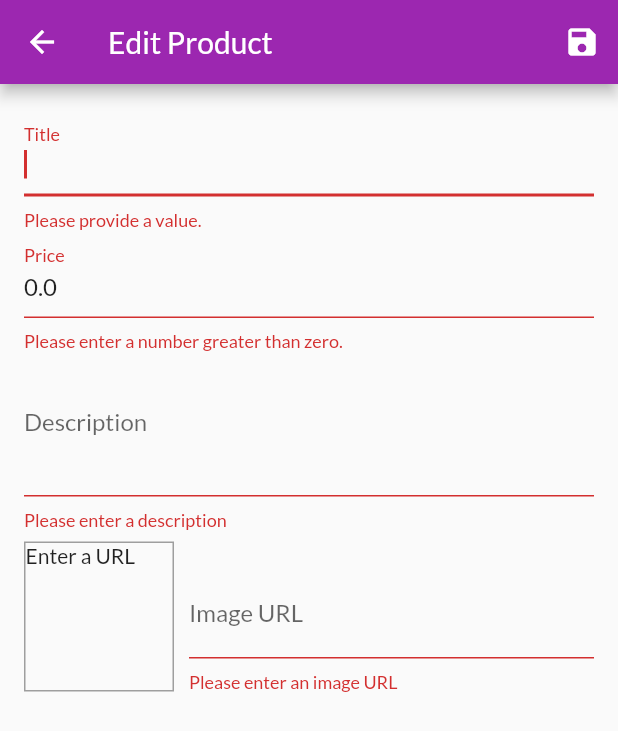
After one commit to Thach2001/PTUDDD_MyShop, a Flutter app: the EditProductScreen screen opened by its route, after a tap on the "save" icon, on a phone screen of 412 x 824 dp. The commit adds this screen. Shown: the top 731 px of the screen. Run offline on Flutter 3.47's test engine with Material 2 defaults, Android fonts, the phone set to English and light mode, and no system bars; network calls fail.

Commit message:
Xay dung trang hieu chinh san pham

```diff
--- a/lib/main.dart
+++ b/lib/main.dart
@@ -44,12 +44,14 @@ class MyApp extends StatelessWidget {
           (ctx) => const UserProductsScreen(),
         },
         onGenerateRoute: (settings) {
-          if (settings.name == ProductDetailScreen.routeName) {
-            final productId = settings.arguments as String;
+          if (settings.name == EditProductScreen.routeName) {
+            final productId = settings.arguments as String?;
             return MaterialPageRoute(
               builder: (ctx) {
-                return ProductDetailScreen(
-                  ctx.read<ProductsManager>().findById(productId),
+                return EditProductScreen(
+                  productId != null
+                  ? ctx.read<ProductsManager>().findById(productId)
+                  : null,
                 );
               },
             );
--- a/lib/ui/cart/cart_manager.dart
+++ b/lib/ui/cart/cart_manager.dart
@@ -5,7 +5,7 @@ import '../../models/product.dart';
 
 
 class CartManager with ChangeNotifier {
-  final Map<String, CartItem> _items = {
+  Map<String, CartItem> _items = {
     'p1': CartItem(
       id: 'c1',
       title: 'Red Shirt',
@@ -80,7 +80,7 @@ class CartManager with ChangeNotifier {
   }
 
   void clear() {
-    //_items = {};
+    _items = {};
     notifyListeners();
   }
 }
--- /dev/null
+++ b/lib/ui/products/edit_product_screen.dart
@@ -0,0 +1,254 @@
+import 'package:flutter/material.dart';
+import 'package:provider/provider.dart';
+import '../../models/product.dart';
+import '../shared/dialog_utils.dart';
+
+import 'products_manager.dart';
+
+class EditProductScreen extends StatefulWidget {
+  static const routeName = '/edit-product';
+
+  EditProductScreen(
+    Product? product, {
+      super.key,
+    }) {
+    if (product == null) {
+      this.product = Product(
+        id: null,
+        title: '',
+        price: 0,
+        description: '',
+        imageUrl: '',
+      );
+    } else {
+      this.product = product;
+    }
+  }
+
+  late final Product product;
+
+  @override
+  State<EditProductScreen> createState() => _EditProductScreenState();
+}
+
+class _EditProductScreenState extends State<EditProductScreen> {
+  final _imageUrlController = TextEditingController();
+  final _imageUrlFocusNode = FocusNode();
+  final _editForm = GlobalKey<FormState>();
+  late Product _editedProduct;
+  var _isLoading = false;
+
+  bool _isValidImageUrl(String value) {
+    return (value.startsWith('http') || value.startsWith('http')) &&
+    (value.endsWith('.png') ||
+      value.endsWith('.jpg') ||
+      value.endsWith('.jpeg'));
+  }
+
+  @override
+  void initState() {
+    _imageUrlFocusNode.addListener(() {
+    if (!_imageUrlFocusNode.hasFocus) {
+      if (!_isValidImageUrl(_imageUrlController.text)) {
+        return;
+      }
+      // Ảnh hợp lệ -> Vẽ lại màn hình để hiện preview
+      setState(() {});
+    }
+  });
+  _editedProduct = widget.product;
+  _imageUrlController.text = _editedProduct.imageUrl;
+  super.initState();
+  }
+
+  @override
+  void dispose() {
+    _imageUrlController.dispose();
+    _imageUrlFocusNode.dispose();
+    super.dispose();
+  }
+
+  Future<void> _saveForm() async {
+    final isValid = _editForm.currentState!.validate();
+    if (!isValid) {
+      return;
+    }
+    _editForm.currentState!.save();
+
+    setState(() {
+      _isLoading = true;
+    });
+
+    try {
+      final productsManager = context.read<ProductsManager>();
+      if (_editedProduct.id != null) {
+        productsManager.updateProduct(_editedProduct);
+      } else {
+        productsManager.addProduct(_editedProduct);
+      }
+    } catch (error) {
+      await showErrorDialog(context, 'Something went wrong.');
+    }
+
+    setState(() {
+      _isLoading = false;
+    });
+
+    if (mounted) {
+      Navigator.of(context).pop();
+    }
+  }
+
+  @override
+  Widget build(BuildContext context) {
+    return Scaffold(
+      appBar: AppBar(
+        title: const Text('Edit Product'),
+        actions: <Widget>[
+          IconButton(
+            icon: const Icon(Icons.save),
+            onPressed: _saveForm,
+          ),
+        ],
+      ),
+
+      body: _isLoading
+        ? const Center(
+            child: CircularProgressIndicator(),
+          )
+        : Padding(
+          padding: const EdgeInsets.all(16.0),
+          child: Form(
+            key: _editForm,
+            child: ListView(
+              children: <Widget>[
+                buildTitleField(),
+                buildPriceField(),
+                buildDescriptionField(),
+                buildProductPreview(),
+              ],
+            ),
+          ),
+        ),
+    );
+  }
+
+  TextFormField buildTitleField() {
+    return TextFormField(
+      initialValue: _editedProduct.title,
+      decoration: const InputDecoration(labelText: 'Title'),
+      textInputAction: TextInputAction.next,
+      autofocus: true,
+      validator: (value) {
+        if (value!.isEmpty) {
+          return 'Please provide a value.';
+        }
+        return null;
+      },
+      onSaved: (value) {
+        _editedProduct = _editedProduct.copyWith(title: value);
+      },
+    );
+  }
+
+  TextFormField buildPriceField() {
+    return TextFormField(
+      initialValue: _editedProduct.price.toString(),
+      decoration: const InputDecoration(labelText: 'Price'),
+      textInputAction: TextInputAction.next,
+      keyboardType: TextInputType.number,
+      validator: (value) {
+        if (value!.isEmpty) {
+          return 'Please enter a price';
+        }
+        if (double.tryParse(value) == null) {
+          return 'Please enter a valid number.';
+        }
+        if (double.parse(value) <= 0) {
+          return 'Please enter a number greater than zero.';
+        }
+        return null;
+      },
+      onSaved: (value) {
+        _editedProduct = _editedProduct.copyWith(price: double.parse(value!));
+      },
+    );
+  }
+
+  TextFormField buildDescriptionField() {
+    return TextFormField(
+      initialValue: _editedProduct.description,
+      decoration: const InputDecoration(labelText: 'Description'),
+      maxLines: 3,
+      keyboardType: TextInputType.multiline,
+      validator: (value) {
+        if (value!.isEmpty) {
+          return 'Please enter a description';
+        }
+        if (value.length <= 10) {
+          return 'Should be at least 10 characters long.';
+        }
+        return null;
+      },
+      onSaved: (value) {
+        _editedProduct = _editedProduct.copyWith(description: value);
+      },
+    );
+  }
+
+  Widget buildProductPreview() {
+    return Row(
+      crossAxisAlignment: CrossAxisAlignment.end,
+      children: <Widget>[
+        Container(
+          width: 100,
+          height: 100,
+          margin: const EdgeInsets.only(
+            top: 8,
+            right: 10,
+          ),
+          decoration: BoxDecoration(
+            border: Border.all(
+              width: 1,
+              color: Colors.grey,
+            ),
+          ),
+          child: _imageUrlController.text.isEmpty
+            ? const Text('Enter a URL')
+            : FittedBox(
+              child: Image.network(
+                _imageUrlController.text,
+                fit: BoxFit.cover,
+              ),
+            ),
+        ),
+        Expanded(
+          child: buildImageURLField(),
+        ),
+      ],
+    );
+  }
+
+  TextFormField buildImageURLField() {
+    return TextFormField(
+      decoration: const InputDecoration(labelText: 'Image URL'),
+      keyboardType: TextInputType.url,
+      textInputAction: TextInputAction.done,
+      controller: _imageUrlController,
+      focusNode: _imageUrlFocusNode,
+      onFieldSubmitted: (value) => _saveForm(),
+      validator: (value) {
+        if (value!.isEmpty) {
+          return 'Please enter an image URL';
+        }
+        if (!_isValidImageUrl(value)) {
+          return 'Please enter a valid image URL.';
+        }
+        return null;
+      },
+      onSaved: (value) {
+        _editedProduct = _editedProduct.copyWith(imageUrl: value);
+      },
+    );
+  }
+}
--- a/lib/ui/products/user_product_list_tile.dart
+++ b/lib/ui/products/user_product_list_tile.dart
@@ -1,4 +1,5 @@
 import 'package:flutter/material.dart';
+import 'package:my_shop/ui/products/edit_product_screen.dart';
 import 'package:my_shop/ui/products/products_manager.dart';
 
 import '../../models/product.dart';
@@ -55,7 +56,10 @@ class UserProductListTile extends StatelessWidget {
     return IconButton(
       icon: const Icon(Icons.edit),
       onPressed: () {
-        print('Go to edit product screen');
+        Navigator.of(context).pushNamed(
+          EditProductScreen.routeName,
+          arguments: product.id,
+        );
       },
       color: Theme.of(context).primaryColor,
     );
--- a/lib/ui/products/user_products_screen.dart
+++ b/lib/ui/products/user_products_screen.dart
@@ -1,4 +1,5 @@
 import 'package:flutter/material.dart';
+import 'package:my_shop/ui/products/edit_product_screen.dart';
 import 'package:provider/provider.dart';
 
 import 'user_product_list_tile.dart';
@@ -17,7 +18,7 @@ class UserProductsScreen extends StatelessWidget {
       appBar: AppBar(
         title: const Text('Your Product'),
         actions: <Widget>[
-          buildAddButton(),
+          buildAddButton(context),
         ],
       ),
       drawer: const AppDrawer(),
@@ -46,11 +47,13 @@ class UserProductsScreen extends StatelessWidget {
     );
   }
 
-  Widget buildAddButton() {
+  Widget buildAddButton(BuildContext context) {
     return IconButton(
       icon: const Icon(Icons.add),
       onPressed: () {
-        print('Go to edit product screen');
+        Navigator.of(context).pushNamed(
+          EditProductScreen.routeName,
+        );
       },
     );
   }
--- a/lib/ui/screens.dart
+++ b/lib/ui/screens.dart
@@ -2,6 +2,7 @@ export 'products/products_overview_screen.dart';
 export 'products/product_detail_screen.dart';
 export 'products/user_products_screen.dart';
 export 'products/products_manager.dart';
+export 'products/edit_product_screen.dart';
 
 export 'orders/orders_screen.dart';
 export 'orders/orders_manager.dart';
--- a/lib/ui/shared/dialog_utils.dart
+++ b/lib/ui/shared/dialog_utils.dart
@@ -23,3 +23,21 @@ Future<bool?> showConfirmDialog(BuildContext context, String message) {
     ),
   );
 }
+
+Future<void> showErrorDialog(BuildContext context, String message) {
+  return showDialog(
+    context: context,
+    builder: (ctx) => AlertDialog(
+      title: const Text('An Error Occurred!'),
+      content: Text(message),
+      actions: <Widget>[
+        TextButton(
+          child: const Text('Okay'),
+          onPressed: () {
+            Navigator.of(ctx).pop();
+          },
+        )
+      ],
+    ),
+  );
+}
```
